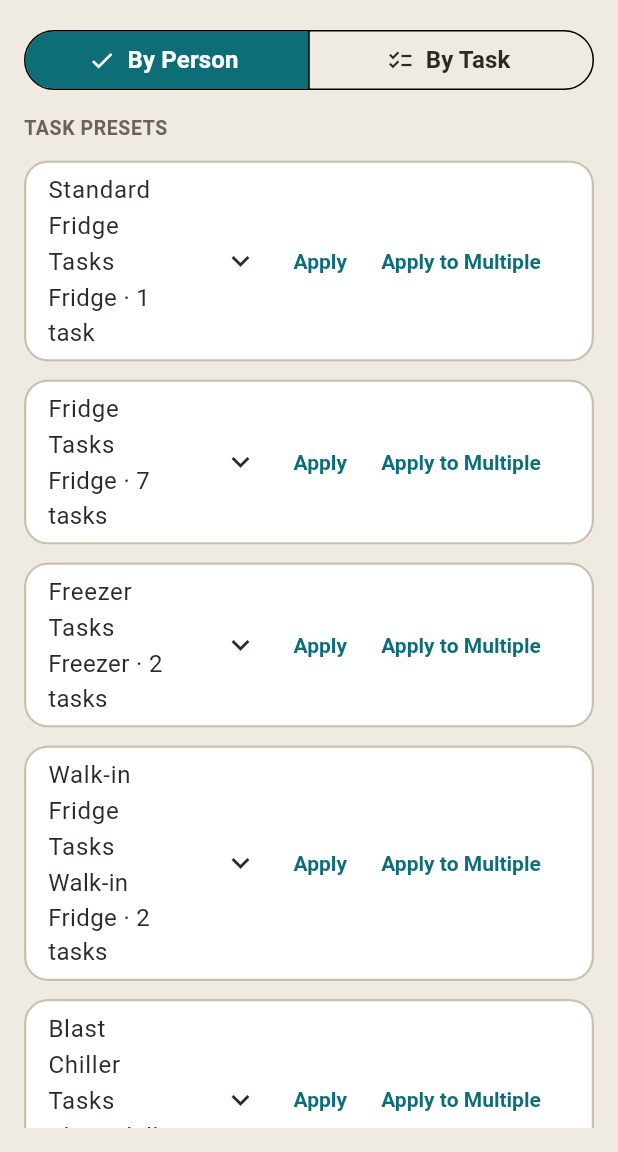
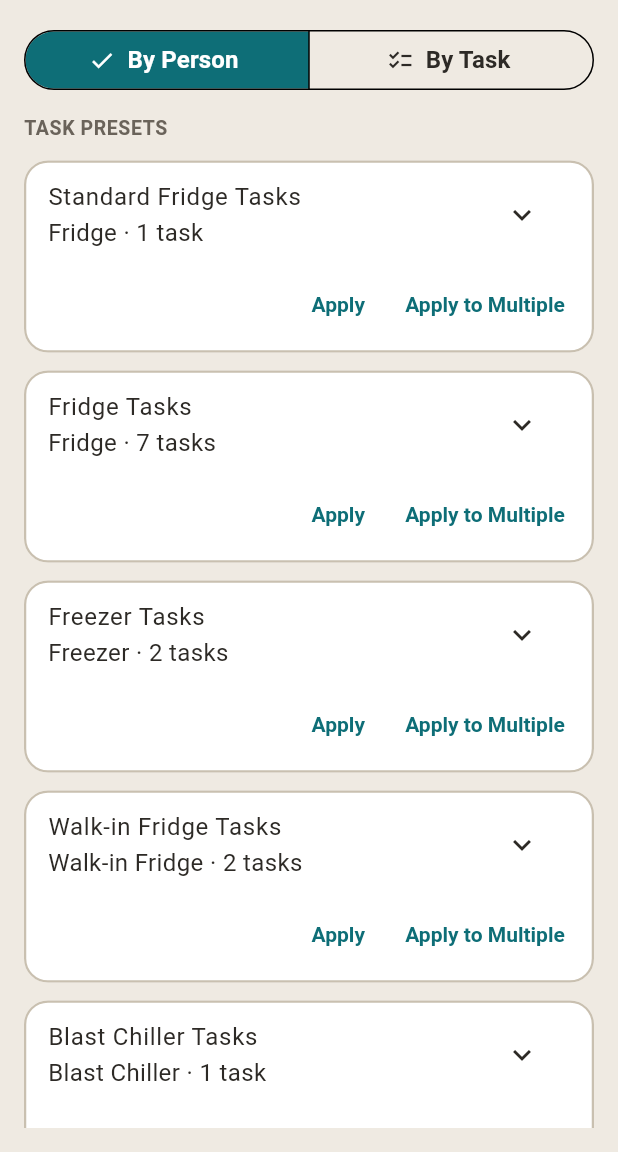
Before and after one commit to therealstevehughes-sudo/tango_sierra, a Flutter app: the StaffAssignmentScreen screen opened directly, on a phone screen of 412 x 824 dp, the part 84-1236 px from its top. Run offline on Flutter 3.47's test engine with Material 3 defaults, Android fonts, the phone set to English and light mode, and no system bars; our stand-ins replace camera, drift, drift_flutter, file_picker, firebase_core, firebase_messaging and 7 more; missing offline and left inert: record; accounts and stored records are empty; generated files the repository leaves out were written again.

Commit message:
Assign Tasks: preset Apply buttons on their own line so names don't wrap on phones
Co-Authored-By: Claude Opus 5.5 <noreply@anthropic.com>

```diff
--- a/lib/features/onboarding/staff_assignment_screen.dart
+++ b/lib/features/onboarding/staff_assignment_screen.dart
@@ -933,13 +933,13 @@ class _StaffAssignmentScreenState extends ConsumerState<StaffAssignmentScreen> {
                 child: Column(
                   crossAxisAlignment: CrossAxisAlignment.stretch,
                   children: [
+                    // Phone layout (2026-10-17): the two Apply buttons sit on
+                    // their own line under the name — squeezed in beside it,
+                    // the name wrapped one word per line on a phone.
                     ListTile(
                       title: Text(preset.name),
                       subtitle: Text(_presetSubtitle(preset)),
-                      trailing: Row(
-                        mainAxisSize: MainAxisSize.min,
-                        children: [
-                          IconButton(
+                      trailing: IconButton(
                         icon: Icon(
                           expandedPresetIds.contains(preset.id)
                               ? Icons.expand_less
@@ -954,6 +954,13 @@ class _StaffAssignmentScreenState extends ConsumerState<StaffAssignmentScreen> {
                           }
                         }),
                       ),
+                    ),
+                    Padding(
+                      padding: const EdgeInsets.fromLTRB(8, 0, 8, 8),
+                      child: Wrap(
+                        alignment: WrapAlignment.end,
+                        spacing: 4,
+                        children: [
                           TextButton(
                             onPressed: () => _onApplyPreset(preset),
                             child: Text(l10n.applyButton),
```
Lines whose indentation alone changed are shown as unchanged.
